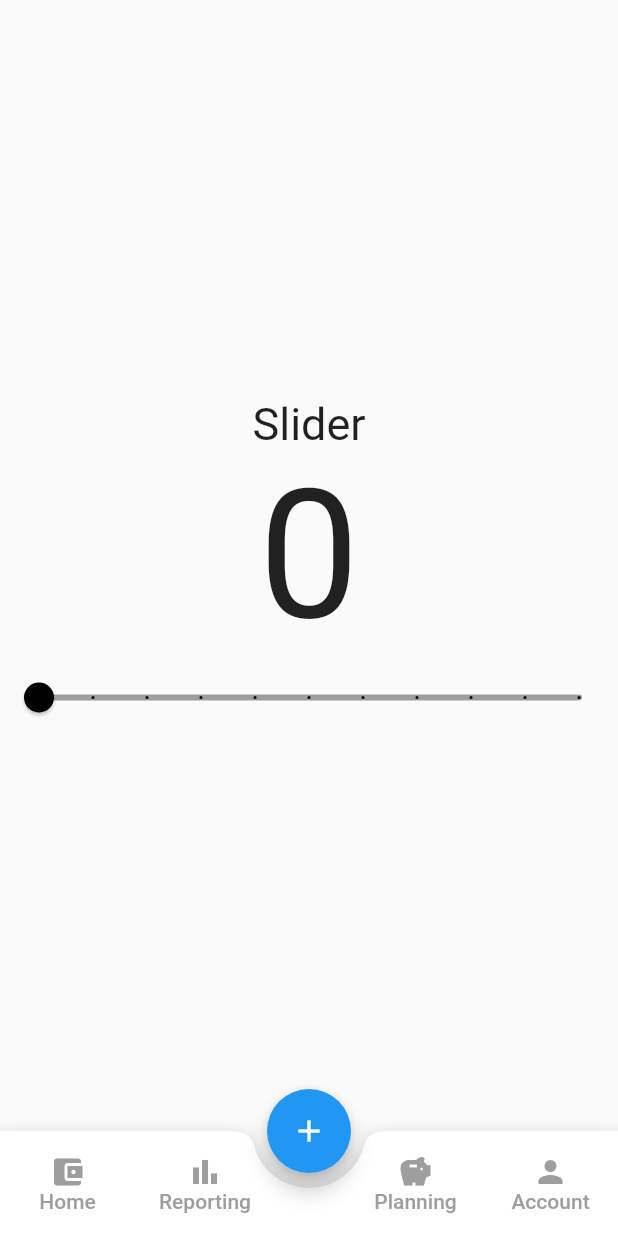
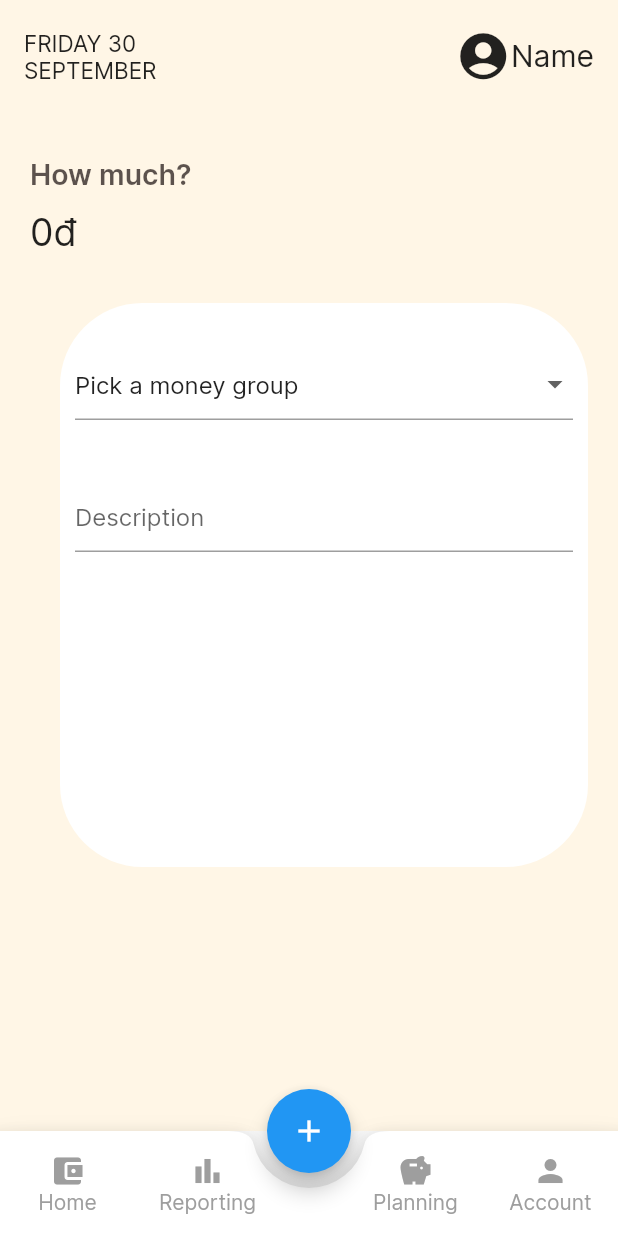
Before and after one commit to 20021462/FlutterHelloWorld, a Flutter app: the screen it shows after launch, item 2 of the bottom bar chosen, after a tap on the "add" icon, on a phone screen of 412 x 824 dp. Run offline on Flutter 3.47's test engine with Material 2 defaults, Android fonts, the phone set to English and light mode, and no system bars; our stand-ins replace firebase_core, flutter_masked_text; accounts and stored records are empty.

Commit message:
30/9/22: Update the UI for Adding page
- Add the prototype appbar (works for every page)
- Add the Inter family font(regular and semibold only)
- 2 new dependencies: intl & flutter_masked_text
- WIP Adding page, can't input data yet

```diff
--- a/lib/adding_page.dart
+++ b/lib/adding_page.dart
@@ -1,5 +1,7 @@
 import 'package:flutter/material.dart';
+import 'package:hello_world/back_end/group_money.dart';
 import 'package:hello_world/back_end/moma_user.dart';
+import 'package:flutter_masked_text/flutter_masked_text.dart';
 
 // ignore: must_be_immutable
 class AddingPage extends StatefulWidget {
@@ -12,36 +14,92 @@ class AddingPage extends StatefulWidget {
 }
 
 class _AddingPageState extends State<AddingPage> {
-  int _initvalue = 0;
+  String categoryDropDownValue = groupMoneyList[0].name;
 
   @override
   Widget build(BuildContext context) {
-    return Center(
+    return Container(
+      color: const Color(0xFFFFF6E6),
       child: Column(
-        mainAxisAlignment: MainAxisAlignment.center,
+        children: [
+          Container(
+            margin: const EdgeInsets.only(left: 20, top: 30),
+            child: SafeArea(
+              child: Column(
+                crossAxisAlignment: CrossAxisAlignment.start,
                 children: [
                   const Text(
-            "Slider",
-            style: TextStyle(fontSize: 30),
+                    'How much?',
+                    style: TextStyle(
+                      fontSize: 19,
+                      fontWeight: FontWeight.w600,
+                      color: Color.fromARGB(170, 10, 0, 0),
                     ),
-          Text(
-            '$_initvalue',
-            style: const TextStyle(fontSize: 120),
                   ),
-          Slider(
-            value: _initvalue.toDouble(),
-            min: 0,
-            max: 100,
-            divisions: 10,
-            activeColor: Colors.black,
-            inactiveColor: Colors.grey,
-            //label: 'Set value',
-            onChanged: (double newValue) {
+                  TextField(
+                    controller: MoneyMaskedTextController(
+                      rightSymbol: 'đ',
+                      thousandSeparator: ',',
+                      decimalSeparator: '',
+                      precision: 0,
+                    ),
+                    decoration: const InputDecoration(
+                      border: InputBorder.none,
+                      hintText: 'Input your money',
+                    ),
+                    keyboardType: const TextInputType.numberWithOptions(
+                      signed: false,
+                      decimal: false,
+                    ),
+                    style: const TextStyle(fontSize: 25),
+                  ),
+                  Container(
+                    decoration: BoxDecoration(
+                      borderRadius: BorderRadius.circular(55),
+                      color: Colors.white,
+                    ),
+                    width: double.infinity,
+                    padding: const EdgeInsets.symmetric(
+                      vertical: 30,
+                      horizontal: 10,
+                    ),
+                    margin: const EdgeInsets.all(20),
+                    child: Column(
+                      crossAxisAlignment: CrossAxisAlignment.center,
+                      children: [
+                        DropdownButtonFormField(
+                          value: categoryDropDownValue,
+                          items: groupMoneyList
+                              .map((group) {
+                                return group.name;
+                              })
+                              .toList()
+                              .map((name) {
+                                return DropdownMenuItem<String>(
+                                  alignment: AlignmentDirectional.center,
+                                  value: name,
+                                  child: Text(name),
+                                );
+                              })
+                              .toList(),
+                          onChanged: (category) {
                             setState(() {
-                _initvalue = newValue.round();
+                              categoryDropDownValue = category;
                             });
                           },
+                        ),
+                        const SizedBox(height: 40),
+                        const TextField(
+                          decoration: InputDecoration(hintText: 'Description'),
+                        ),
+                        const SizedBox(height: 180),
+                      ],
+                    ),
                   )
+                ],
+              ),
+            ),
+          ),
         ],
       ),
     );
--- a/lib/home_page.dart
+++ b/lib/home_page.dart
@@ -3,6 +3,7 @@ import 'package:hello_world/adding_page.dart';
 import 'package:hello_world/planning_page.dart';
 import 'package:hello_world/reporting_page.dart';
 import 'package:hello_world/transaction_page.dart';
+import 'package:intl/intl.dart';
 import 'account_page.dart';
 import 'back_end/moma_user.dart';
 
@@ -24,6 +25,8 @@ class _HomePageState extends State<HomePage> {
   final PageStorageBucket bucket = PageStorageBucket();
   Widget currentScreen;
 
+  final date = DateTime.now();
+
   _HomePageState(this.appUser) {
     currentScreen = TransactionPage(
       appUser: appUser,
@@ -33,6 +36,39 @@ class _HomePageState extends State<HomePage> {
   @override
   Widget build(BuildContext context) {
     return Scaffold(
+      extendBodyBehindAppBar: true,
+      appBar: AppBar(
+        backgroundColor: Colors.transparent,
+        elevation: 0,
+        toolbarHeight: 75,
+        title: Row(
+          mainAxisAlignment: MainAxisAlignment.spaceBetween,
+          children: [
+            Text(
+              '${DateFormat("EEEE d").format(date).toUpperCase()}\n${DateFormat.MMMM().format(date).toUpperCase()}',
+              style: const TextStyle(
+                color: Colors.black87,
+                fontSize: 15,
+              ),
+            ),
+            Row(
+              children: const [
+                Icon(
+                  Icons.account_circle_rounded,
+                  color: Colors.black87,
+                  size: 37,
+                ),
+                Text(
+                  'Name',
+                  style: TextStyle(
+                    color: Colors.black87,
+                  ),
+                ),
+              ],
+            ),
+          ],
+        ),
+      ),
       body: PageStorage(
         bucket: bucket,
         child: currentScreen,
--- a/lib/main.dart
+++ b/lib/main.dart
@@ -40,7 +40,9 @@ class MyApp extends StatelessWidget {
   Widget build(BuildContext context) {
     return MaterialApp(
       title: 'MOMA',
-      theme: ThemeData(),
+      theme: ThemeData(
+        fontFamily: 'Inter',
+      ),
       home: HomePage(appUser: appUser),
       //home: NewPage(),
       debugShowCheckedModeBanner: false,
```
Also changed, not shown: pubspec.yaml (+8 -6 lines), assets/fonts/Inter-Regular.ttf (added), assets/fonts/Inter-SemiBold.ttf (added), pubspec.lock. Lines whose indentation alone changed are shown as unchanged.
